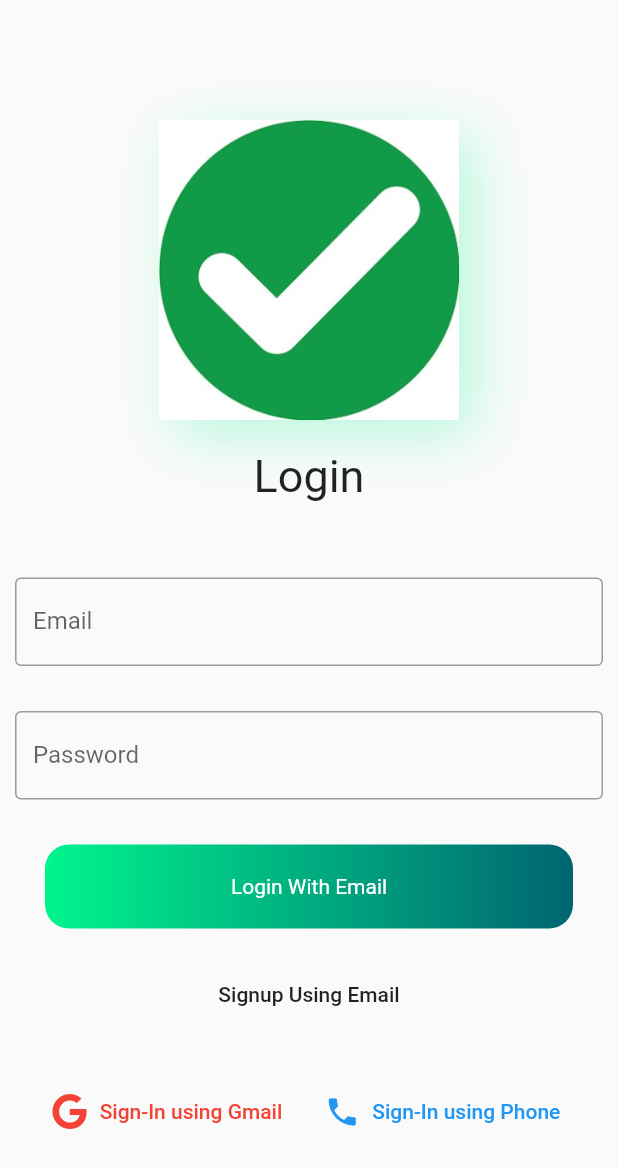
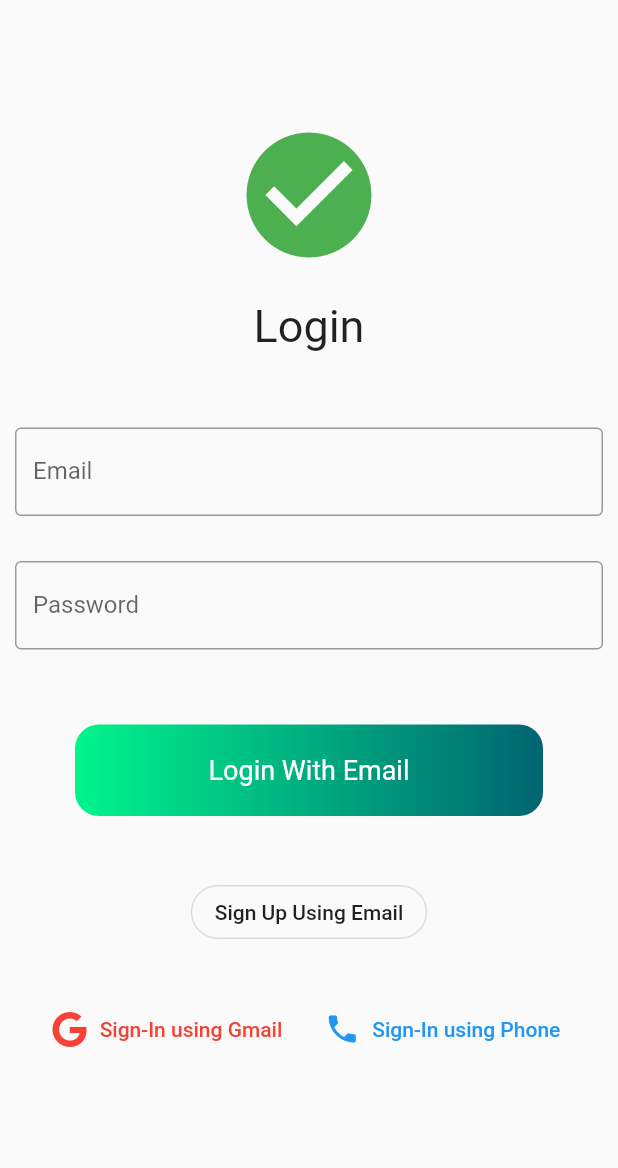
Before and after one commit to singhtaran1005/firebase-mytask, a Flutter app: the screen it shows after launch, on a phone screen of 412 x 824 dp. Shown: the top 1168 px of the screen. Run offline on Flutter 3.47's test engine with Material 2 defaults, Android fonts, the phone set to English and light mode, and no system bars; our stand-ins replace firebase_auth, font_awesome_flutter, google_sign_in, intl_phone_number_input; accounts and stored records are empty.

Commit message:
navigation done, bug fix and login logo change

```diff
--- a/mytask/lib/main.dart
+++ b/mytask/lib/main.dart
@@ -1,18 +1,20 @@
 import 'package:flutter/material.dart';
-import 'package:mytask/configure/config.dart';
+import 'package:mytask/config/config.dart';
 
 import 'package:mytask/screens/login_screen.dart';
 
+import 'screens/login_screen.dart';
+
 void main() {
-  runApp(MAINAPP());
+  runApp(MyApp());
 }
 
-class MAINAPP extends StatelessWidget {
+class MyApp extends StatelessWidget {
   @override
   Widget build(BuildContext context) {
     return MaterialApp(
       debugShowCheckedModeBanner: false,
-      home: HOMEPAGE(),
+      home: HomePage(),
       theme: ThemeData(
         primaryColor: primaryColor,
         brightness: Brightness.light,
@@ -25,16 +27,16 @@ class MAINAPP extends StatelessWidget {
   }
 }
 
-class HOMEPAGE extends StatefulWidget {
+class HomePage extends StatefulWidget {
   @override
-  _HOMEPAGEState createState() => _HOMEPAGEState();
+  _HomePageState createState() => _HomePageState();
 }
 
-class _HOMEPAGEState extends State<HOMEPAGE> {
+class _HomePageState extends State<HomePage> {
   @override
   Widget build(BuildContext context) {
     return Scaffold(
-      body: LOGIN(),
+      body: LoginPage(),
     );
   }
 }
--- /dev/null
+++ b/mytask/lib/screens/homePage.dart
@@ -0,0 +1,23 @@
+import 'package:flutter/material.dart';
+
+class HomePage extends StatefulWidget {
+  @override
+  _HomePageState createState() => _HomePageState();
+}
+
+class _HomePageState extends State<HomePage> {
+  @override
+  Widget build(BuildContext context) {
+    return Scaffold(
+      appBar: AppBar(
+        title: Text('Home Page'),
+      ),
+      drawer: Drawer(),
+      body: Container(
+        height: MediaQuery.of(context).size.height,
+        width: MediaQuery.of(context).size.width,
+        child: Center(child: Text('Welcome to HomePage!')),
+      ),
+    );
+  }
+}
--- a/mytask/lib/screens/login_screen.dart
+++ b/mytask/lib/screens/login_screen.dart
@@ -1,17 +1,18 @@
 import 'package:firebase_auth/firebase_auth.dart';
 import 'package:flutter/material.dart';
+import 'package:flutter/rendering.dart';
 import 'package:font_awesome_flutter/font_awesome_flutter.dart';
 import 'package:google_sign_in/google_sign_in.dart';
-import 'package:mytask/configure/config.dart';
+import 'package:mytask/config/config.dart';
 import 'package:mytask/screens/email_pass_signup.dart';
 import 'package:mytask/screens/phone_signin.dart';
 
-class LOGIN extends StatefulWidget {
+class LoginPage extends StatefulWidget {
   @override
-  _LOGINState createState() => _LOGINState();
+  _LoginPageState createState() => _LoginPageState();
 }
 
-class _LOGINState extends State<LOGIN> {
+class _LoginPageState extends State<LoginPage> {
   final TextEditingController _emailController = TextEditingController();
 
   final TextEditingController _passwordController = TextEditingController();
@@ -32,22 +33,8 @@ class _LOGINState extends State<LOGIN> {
                   margin: EdgeInsets.only(
                     top: 80,
                   ),
-                decoration: BoxDecoration(
-                  boxShadow: [
-                    BoxShadow(
-                      color: Color(0x4400F58D),
-                      blurRadius: 30.0,
-                      offset: Offset(10, 10),
-                      spreadRadius: 0,
-                    ),
-                  ],
-                ),
-                child: Image(
-                  image: AssetImage('assets/mytaskreal.jpg'),
-                  width: 200.0,
-                  height: 200.0,
-                ),
-              ),
+                  child:
+                      Icon(Icons.check_circle, color: Colors.green, size: 100)),
               Container(
                 margin: EdgeInsets.only(top: 20.0),
                 child: Text(
@@ -87,6 +74,8 @@ class _LOGINState extends State<LOGIN> {
                 onTap: () {
                   _signIn();
                 },
+                child: Padding(
+                  padding: const EdgeInsets.all(20.0),
                   child: Container(
                     decoration: BoxDecoration(
                       gradient: LinearGradient(
@@ -107,22 +96,27 @@ class _LOGINState extends State<LOGIN> {
                       child: Text(
                         'Login With Email',
                         style: TextStyle(
+                          fontSize: 18,
                           color: Colors.white,
                         ),
                       ),
                     ),
                   ),
                 ),
-              FlatButton(
+              ),
+              OutlineButton(
+                splashColor: Colors.green,
+                shape: RoundedRectangleBorder(
+                    borderRadius: BorderRadius.circular(40)),
                 onPressed: () {
                   Navigator.push(
                     context,
                     MaterialPageRoute(
-                      builder: (context) => EMAILPASSSIGNUPSCREEN(),
+                      builder: (context) => SignupPage(),
                     ),
                   );
                 },
-                child: Text('Signup Using Email'),
+                child: Text('Sign Up Using Email'),
               ),
               Container(
                 margin: EdgeInsets.only(
@@ -150,7 +144,7 @@ class _LOGINState extends State<LOGIN> {
                         Navigator.push(
                             context,
                             MaterialPageRoute(
-                                builder: (context) => PHONEsignin()));
+                                builder: (context) => SigninPage()));
                       },
                       icon: Icon(Icons.phone, color: Colors.blue),
                       label: Text(
```
Also changed, not shown: mytask/lib/screens/email_pass_signup.dart (+9 -5 lines), mytask/lib/screens/phone_signin.dart (+5 -5 lines), mytask/pubspec.yaml (+0 -39 lines), mytask/lib/config/config.dart (renamed from mytask/lib/configure/config.dart), mytask/pubspec.lock, 3 other files. Lines whose indentation alone changed are shown as unchanged.
